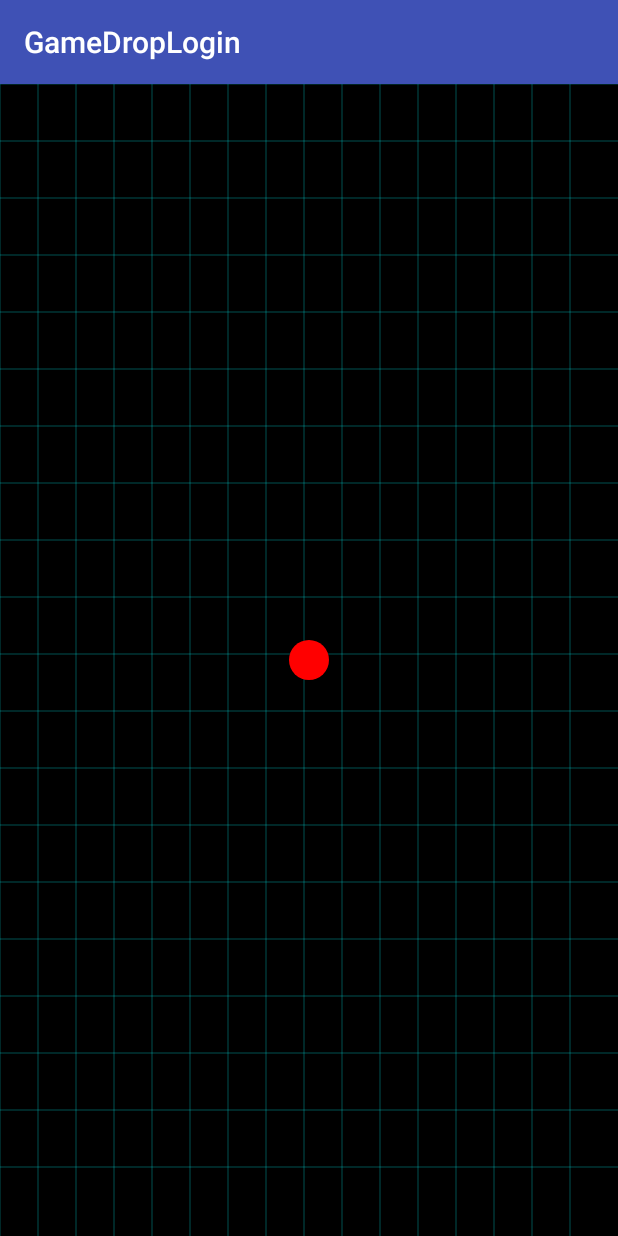
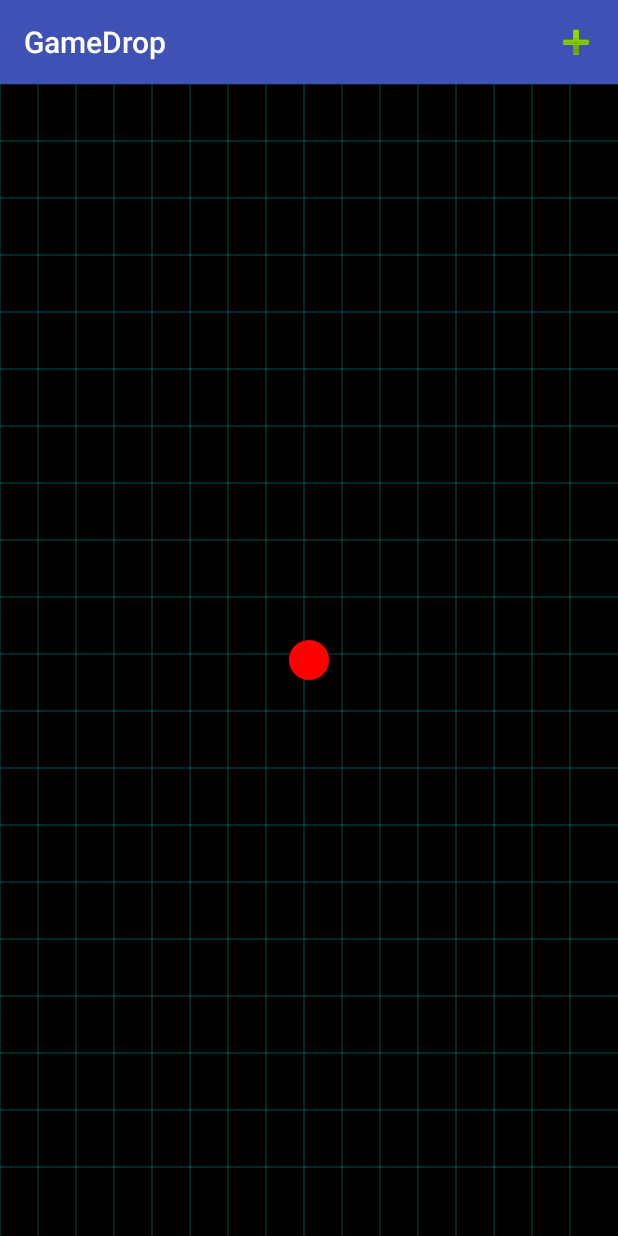
Before and after one commit to nipund/GameDrop, an Android app: the EditorActivity screen opened directly, with no data from a screen before it, on a phone screen of 412 x 824 dp. Run offline under Robolectric (Android 15) with nearby library versions, the phone set to English and light mode, and no system bars; network calls fail.

Commit message:
Editor links to Element Selector and recieves data from it, elements can be selected but do not appear on grid yet

```diff
--- a/GameDrop/app/src/main/java/com/example/mosebach/gamedroplogin/EditorActivity.java
+++ b/GameDrop/app/src/main/java/com/example/mosebach/gamedroplogin/EditorActivity.java
@@ -1,7 +1,10 @@
 package com.example.mosebach.gamedroplogin;
 
+import android.content.Intent;
 import android.support.v7.app.AppCompatActivity;
 import android.os.Bundle;
+import android.view.Menu;
+import android.view.MenuItem;
 
 public class EditorActivity extends AppCompatActivity {
 
@@ -10,4 +13,27 @@ public class EditorActivity extends AppCompatActivity {
         super.onCreate(savedInstanceState);
         setContentView(R.layout.activity_editor);
     }
+
+    @Override
+    public boolean onCreateOptionsMenu(Menu menu) {
+        getMenuInflater().inflate(R.menu.menu_editor, menu);
+        return true;
+    }
+
+    @Override
+    public boolean onOptionsItemSelected(MenuItem item) {
+        switch (item.getItemId()) {
+            case R.id.add_new_element:
+                Intent i = new Intent(this, ElementSelectorActivity.class);
+                startActivityForResult(i, 1);
+                return true;
+            default:
+                return super.onOptionsItemSelected(item);
+        }
+    }
+
+    @Override
+    protected void onActivityResult(int requestCode, int resultCode, Intent data) {
+
+    }
 }
--- /dev/null
+++ b/GameDrop/app/src/main/res/menu/menu_editor.xml
@@ -0,0 +1,9 @@
+<?xml version="1.0" encoding="utf-8"?>
+<menu xmlns:app="http://schemas.android.com/apk/res-auto"
+    xmlns:android="http://schemas.android.com/apk/res/android">
+
+    <item android:title="Add New Element"
+        app:showAsAction="always"
+        android:icon="@android:drawable/ic_input_add"
+        android:id="@+id/add_new_element" />
+</menu>
--- a/GameDrop/app/src/main/res/values/strings.xml
+++ b/GameDrop/app/src/main/res/values/strings.xml
@@ -1,4 +1,4 @@
 <resources>
-    <string name="app_name">GameDropLogin</string>
+    <string name="app_name">GameDrop</string>
     <string name="action_settings">Settings</string>
 </resources>
```
Also changed, not shown: GameDrop/app/src/main/AndroidManifest.xml (+4 -5 lines), GameDrop/app/src/main/java/com/example/mosebach/gamedroplogin/ElementAdapter.java (added, +52 -0 lines), GameDrop/app/src/main/java/com/example/mosebach/gamedroplogin/ElementSelectorActivity.java (added, +28 -0 lines), GameDrop/app/src/main/res/layout/activity_element_selector.xml (added, +17 -0 lines), GameDrop/app/src/main/res/drawable-hdpi/sample_element_1.png (added), GameDrop/app/src/main/res/drawable-mdpi/sample_element_1.png (added), GameDrop/app/src/main/res/drawable-xhdpi/sample_element_1.png (added), GameDrop/app/src/main/res/drawable-xxhdpi/sample_element_1.png (added), GameDrop/app/src/main/sample_element_1-web.png (added).
